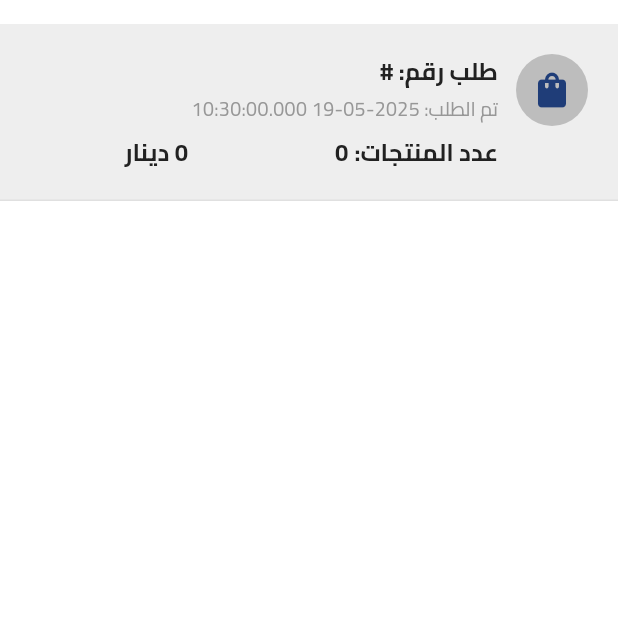
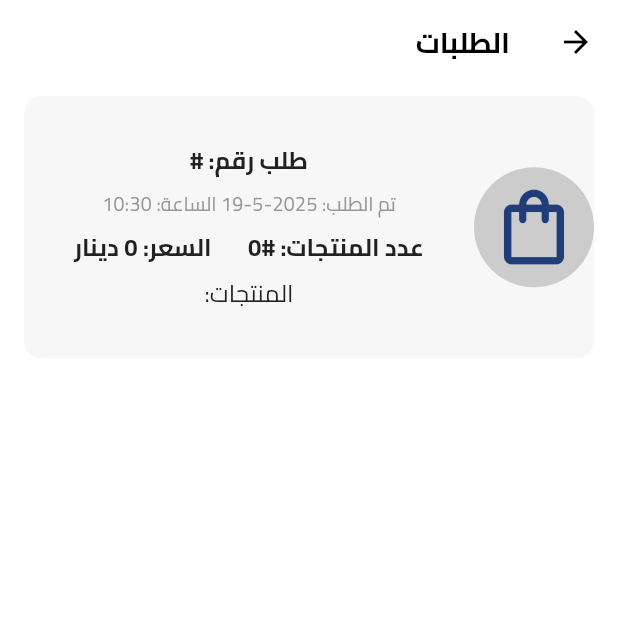
Before and after one commit to HanyMajed/JustMart, a Flutter app: the OrderCard screen opened directly with empty values, on a phone screen of 412 x 824 dp, the top half of it. Run offline on Flutter 3.47's test engine with Material 3 defaults, Android fonts, the phone set to English and light mode, and no system bars; our stand-ins replace bloc, cloud_firestore, dartz, dots_indicator, firebase_auth, firebase_core and 7 more; accounts and stored records are empty; project files that could hold a hidden picture were left out.

Commit message:
complete the order card UI

```diff
--- a/lib/features/orders/order_card.dart
+++ b/lib/features/orders/order_card.dart
@@ -2,6 +2,8 @@ import 'package:flutter/material.dart';
 import 'package:just_mart/core/utils/app_colors.dart';
 import 'package:just_mart/core/utils/app_text_styles.dart';
 import 'package:just_mart/features/orders/order_model.dart';
+import 'package:just_mart/features/vendor_mode/widgets/appbar_for_vendor_views.dart';
+import 'package:just_mart/features/vendor_mode/widgets/product_item_model.dart';
 
 class OrderCard extends StatelessWidget {
   final OrderModel order;
@@ -13,92 +15,77 @@ class OrderCard extends StatelessWidget {
   @override
   Widget build(BuildContext context) {
     return Scaffold(
+      appBar: appbarForVendorViews(title: "الطلبات"),
       body: Padding(
-        padding: const EdgeInsets.only(top: 16),
-        child: SizedBox(
-          height: 300,
-          child: Column(
+        padding: const EdgeInsets.only(top: 8, right: 16, left: 16),
+        child: Container(
+          height: 175,
+          decoration: BoxDecoration(
+            color: const Color.fromARGB(255, 247, 247, 247),
+            borderRadius: BorderRadius.circular(12),
+          ),
+          child: Row(
             children: [
               Container(
-                padding: const EdgeInsets.all(12),
+                width: 80,
+                height: 80,
                 decoration: BoxDecoration(
-                  color: Colors.grey.shade200,
-                  border: Border(
-                    bottom: BorderSide(color: Colors.grey.shade300),
+                  color: const Color.fromARGB(255, 204, 204, 204),
+                  borderRadius: BorderRadius.circular(50),
+                ),
+                child: const Icon(
+                  Icons.shopping_bag_outlined,
+                  color: AppColors.primaryColor,
+                  size: 60,
                 ),
               ),
-                child: Padding(
-                  padding: const EdgeInsets.all(8.0),
-                  child: Row(
-                    crossAxisAlignment: CrossAxisAlignment.start,
-                    children: [
-                      CircleAvatar(
-                        backgroundColor: Colors.grey.shade400,
-                        radius: 24,
-                        child: const Icon(
-                          Icons.shopping_bag,
-                          size: 28,
-                          color: AppColors.primaryColor,
-                        ),
-                      ),
-                      const SizedBox(width: 12),
-
-                      /// Main content
               Expanded(
                   child: Column(
-                          crossAxisAlignment: CrossAxisAlignment.start,
+                mainAxisAlignment: MainAxisAlignment.center,
                 children: [
                   Text(
                     'طلب رقم: #${order.orderId}',
                     style: TextStyles.bold16.copyWith(color: Colors.grey.shade900),
                     overflow: TextOverflow.ellipsis,
                   ),
-
-                            const SizedBox(height: 4),
-
-                            /// Order date
+                  const SizedBox(
+                    height: 8,
+                  ),
                   Text(
-                              'تم الطلب: ${order.orderDate}',
+                    'تم الطلب: ${order.orderDate.year}-${order.orderDate.month}-${order.orderDate.day} الساعة: ${order.orderDate.hour}:${order.orderDate.minute}',
                     style: TextStyles.regular13.copyWith(color: const Color.fromARGB(255, 151, 151, 151)),
                   ),
-
-                            const SizedBox(height: 8),
-
-                            /// Count and price
-                            Row(
-                              children: [
+                  const SizedBox(
+                    height: 8,
+                  ),
                   Text(
-                                  'عدد المنتجات:',
-                                  style: TextStyles.bold16.copyWith(color: Colors.grey.shade900),
-                                ),
-                                const SizedBox(width: 4),
-                                Text(
-                                  '${order.orderItems.length}',
-                                  style: TextStyles.bold16.copyWith(color: Colors.grey.shade900),
-                                ),
-                                const Spacer(),
-                                Flexible(
-                                  child: Text(
-                                    '${order.totalPrice.toInt()} دينار',
+                    'عدد المنتجات: #${order.orderItems.length}       السعر: ${order.totalPrice.toInt()} دينار',
                     style: TextStyles.bold16.copyWith(color: Colors.grey.shade900),
                     overflow: TextOverflow.ellipsis,
                   ),
+                  const SizedBox(
+                    height: 8,
+                  ),
+                  Text(
+                    ' المنتجات: ${getItemsNames(order.orderItems)}',
+                    style: TextStyles.regular16.copyWith(color: Colors.grey.shade900),
+                    overflow: TextOverflow.ellipsis,
+                    maxLines: 2,
                   ),
                 ],
-                            ),
-                          ],
-                        ),
-                      ),
-
-                      const SizedBox(width: 8),
-                    ],
-                  ),
-                ),
-              ),
+              ))
             ],
           ),
         ),
       ),
     );
   }
+
+  String getItemsNames(List<ProductItemModel> p) {
+    List<String> names = [];
+    for (var element in p) {
+      names.add(element.productName);
     }
+    return names.join(', ');
+  }
+}
--- a/lib/features/vendor_mode/widgets/appbar_for_vendor_views.dart
+++ b/lib/features/vendor_mode/widgets/appbar_for_vendor_views.dart
@@ -5,14 +5,14 @@ import 'package:just_mart/core/utils/app_text_styles.dart';
 AppBar appbarForVendorViews({required String title}) {
   return AppBar(
     iconTheme: const IconThemeData(
-      color: Colors.white, // Change this to your desired color
+      color: Colors.black, // Change this to your desired color
     ),
-    backgroundColor: AppColors.primaryColor,
+    backgroundColor: Colors.white,
     elevation: 0,
     title: Text(
       title,
       textAlign: TextAlign.center,
-      style: TextStyles.bold19.copyWith(color: Colors.white),
+      style: TextStyles.bold19.copyWith(color: Colors.black),
     ),
   );
 }
```
Lines whose indentation alone changed are shown as unchanged.
